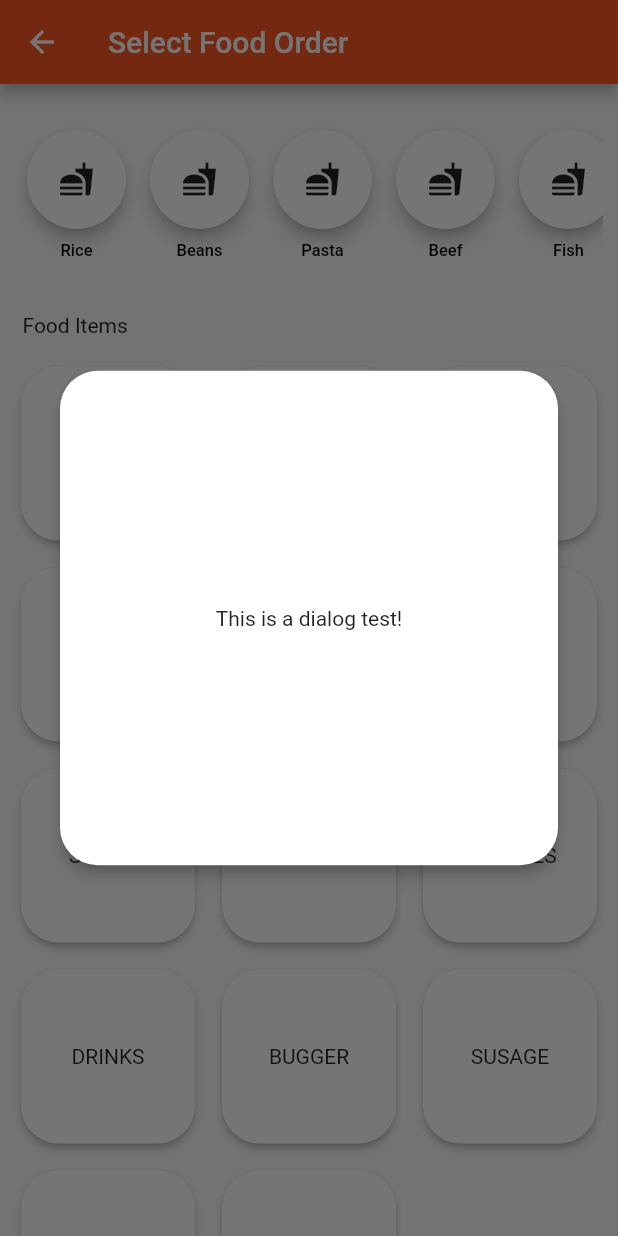
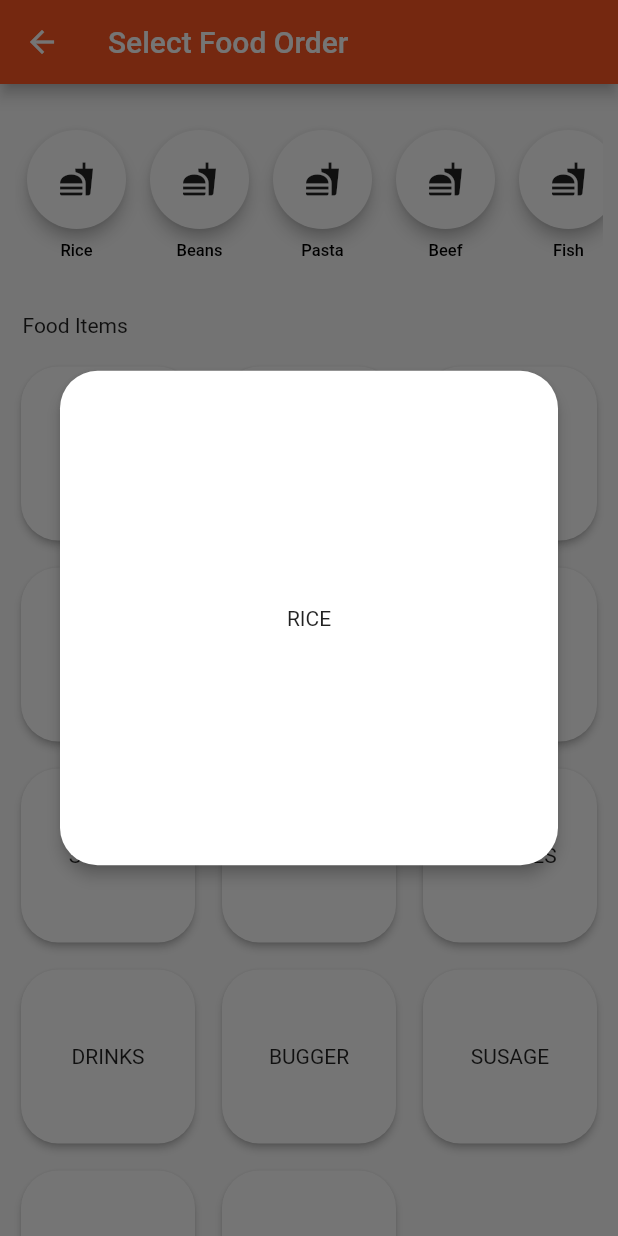
Before and after one commit to mrkayy/FoodieOrderApp, a Flutter app: the FoodMenuScreen screen opened by its route, after a tap on "RICE", on a phone screen of 412 x 824 dp. Run offline on Flutter 3.47's test engine with Material 2 defaults, Android fonts, the light colour scheme and no system bars; our stand-ins replace sqflite; accounts and stored records are empty.

Commit message:
retinking the bloc

```diff
--- a/lib/screens/foodMenuScreen.dart
+++ b/lib/screens/foodMenuScreen.dart
@@ -53,10 +53,17 @@ class _FoodMenuScreenState extends State<FoodMenuScreen> {
               // color: Colors.grey[200],
               height: 0.18 * scrData.height,
               padding: EdgeInsets.all(10.0),
-              child: ListView(
+              child: ListView.builder(
                 scrollDirection: Axis.horizontal,
-                children: Demodata.foodCategory,
+                itemCount: Demodata.foodCategory.length,
+                itemBuilder: (BuildContext context, int index) {
+                  return Demodata.foodCategory[index];
+                },
               ),
+              // ListView(
+              //   scrollDirection: Axis.horizontal,
+              //   children: Demodata.foodCategory,
+              // ),
             ),
             Padding(
               padding:
@@ -75,13 +82,15 @@ class _FoodMenuScreenState extends State<FoodMenuScreen> {
                       (food) => Card(
                         elevation: 2.0,
                         shape: RoundedRectangleBorder(
-                            borderRadius:
-                                BorderRadius.all(Radius.circular(25.0))),
+                          borderRadius: BorderRadius.all(
+                            Radius.circular(25.0),
+                          ),
+                        ),
                         child: InkWell(
                           onTap: () {
                             showDialog(
                               builder: (BuildContext context) {
-                                return new CustomerListDialog();
+                                return new FoodItemsDialog(food);
                               },
                               context: context,
                             );
--- a/lib/screens/splashScreen.dart
+++ b/lib/screens/splashScreen.dart
@@ -38,7 +38,7 @@ class _StartScreenState extends State<StartScreen> {
               // )
             ),
             child: Center(
-         child: Text("Splash Screen", style:TextStyle(fontSize: 28).copyWith(color: Colors.deepOrange)),
+         child: Text("Splash Screen", style:TextStyle(fontSize: 28).copyWith(color: Colors.white)),
       ),
           ),
     );
--- a/lib/widgets/customerDialogs.dart
+++ b/lib/widgets/customerDialogs.dart
@@ -1,7 +1,11 @@
 import 'package:flutter/material.dart';
 // import 'package:google_fonts/google_fonts.dart';
 
-class CustomerListDialog extends StatelessWidget {
+class FoodItemsDialog extends StatelessWidget {
+
+  String _food;
+  FoodItemsDialog(this._food);
+
   @override
   Widget build(BuildContext context) {
     return Dialog(
@@ -10,7 +14,7 @@ class CustomerListDialog extends StatelessWidget {
       child: Container(
         height: 0.4 * MediaQuery.of(context).size.height,
         child: Center(
-          child: Text("This is a dialog test!"),
+          child: Text("$_food"),
         ),
       ),
     );
--- a/lib/widgets/foodItems.dart
+++ b/lib/widgets/foodItems.dart
@@ -19,7 +19,7 @@ class FoodCateoryItem extends StatelessWidget {
         showDialog(
           context: context,
           builder: (BuildContext context){
-            return CustomerListDialog();
+            return ;//;FoodItemsDialog(itemName);
           }
         );
       },
```
